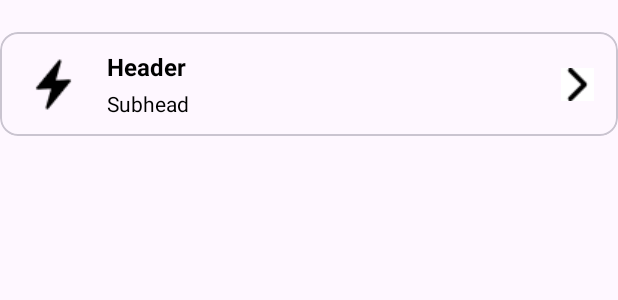
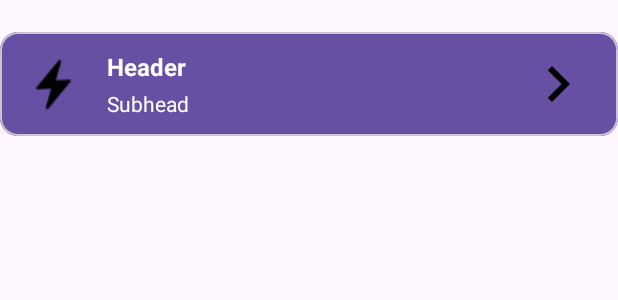
Before and after one commit to danilsocol/News-Feed, an Android app: the layout view_type.xml on its own in the app's theme, with its tools: preview values and no code run, on a phone screen of 412 x 824 dp. Shown: the top 300 px of the screen. Run offline under Robolectric (Android 15) with nearby library versions, the phone set to English and light mode, and no system bars; network calls fail.

```diff
--- a/app/build.gradle
+++ b/app/build.gradle
@@ -36,6 +36,8 @@ android {
 }
 
 dependencies {
+    implementation "androidx.lifecycle:lifecycle-extensions:2.2.0"
+    implementation "androidx.lifecycle:lifecycle-viewmodel-ktx:2.6.1"
     implementation 'com.squareup.picasso:picasso:2.71828'
     implementation 'androidx.core:core-ktx:1.8.0'
     implementation 'androidx.appcompat:appcompat:1.6.1'
--- /dev/null
+++ b/app/src/main/res/drawable/arrow.xml
@@ -0,0 +1,5 @@
+<vector android:autoMirrored="true" android:height="48dp"
+    android:tint="#000000" android:viewportHeight="24"
+    android:viewportWidth="24" android:width="48dp" xmlns:android="http://schemas.android.com/apk/res/android">
+    <path android:fillColor="@color/purple" android:pathData="M8.59,16.59L13.17,12 8.59,7.41 10,6l6,6 -6,6 -1.41,-1.41z"/>
+</vector>
--- a/app/src/main/res/layout/view_type.xml
+++ b/app/src/main/res/layout/view_type.xml
@@ -10,6 +10,7 @@
     <androidx.constraintlayout.widget.ConstraintLayout
         android:layout_width="match_parent"
         android:layout_height="match_parent"
+        android:background="#6750A4"
         android:paddingHorizontal="16dp">
 
         <ImageView
@@ -32,7 +33,7 @@
             android:textStyle="bold"
             android:textSize="16sp"
             android:text="Header"
-            android:textColor="@color/black"
+            android:textColor="@color/white"
             app:layout_constraintTop_toTopOf="parent"
             app:layout_constraintStart_toEndOf="@+id/avatar"
             app:layout_constraintBottom_toTopOf="@id/sub_header"/>
@@ -45,7 +46,7 @@
             android:layout_marginStart="16dp"
             android:textSize="14sp"
             android:text="Subhead"
-            android:textColor="@color/black"
+            android:textColor="@color/white"
             app:layout_constraintTop_toBottomOf="@+id/header"
             app:layout_constraintStart_toEndOf="@+id/avatar"
             app:layout_constraintBottom_toBottomOf="parent"/>
@@ -55,7 +56,6 @@
             android:layout_width="wrap_content"
             android:layout_height="wrap_content"
             android:src="@drawable/arrow"
-            android:background="@color/white"
             app:layout_constraintEnd_toEndOf="parent"
             app:layout_constraintTop_toTopOf="parent"
             app:layout_constraintBottom_toBottomOf="parent"/>
--- a/app/src/main/res/layout/view_type_image.xml
+++ b/app/src/main/res/layout/view_type_image.xml
@@ -25,7 +25,7 @@
             android:layout_width="0dp"
             android:layout_height="120dp"
             android:paddingHorizontal="24dp"
-            android:paddingVertical="23dp"
+            android:paddingVertical="19dp"
             app:layout_constraintStart_toStartOf="@+id/image"
             app:layout_constraintEnd_toEndOf="@+id/image"
             app:layout_constraintBottom_toBottomOf="@+id/image">
@@ -37,7 +37,7 @@
                 android:layout_height="wrap_content"
                 android:textSize="24dp"
                 android:textStyle="bold"
-                android:textColor="@color/black"
+                android:textColor="@color/white"
                 android:text="Header"
                 app:layout_constraintTop_toTopOf="parent"
                 app:layout_constraintStart_toStartOf="parent"/>
@@ -48,7 +48,7 @@
                 android:layout_height="wrap_content"
                 android:textSize="17dp"
                 android:textStyle="bold"
-                android:textColor="@color/black"
+                android:textColor="@color/white"
                 android:text="Sample text, sample text, sample text, sample text"
                 app:layout_constraintTop_toBottomOf="@+id/header"
                 app:layout_constraintStart_toStartOf="parent"/>
--- a/app/src/main/res/layout/view_type_image_circle.xml
+++ b/app/src/main/res/layout/view_type_image_circle.xml
@@ -5,11 +5,13 @@
     android:layout_width="match_parent"
     android:layout_height="wrap_content"
     android:layout_marginTop="21dp"
+
     xmlns:app="http://schemas.android.com/apk/res-auto">
 
     <androidx.constraintlayout.widget.ConstraintLayout
         android:layout_width="match_parent"
         android:layout_height="match_parent"
+        android:background="#6750A4"
         android:paddingVertical="30dp"
         android:paddingHorizontal="16dp">
 
@@ -31,7 +33,7 @@
                 android:textStyle="bold"
                 android:textSize="16sp"
                 android:text="Header"
-                android:textColor="@color/black"
+                android:textColor="@color/white"
                 app:layout_constraintTop_toTopOf="parent"
                 app:layout_constraintStart_toStartOf="parent"
                 app:layout_constraintBottom_toTopOf="@id/sub_header"/>
@@ -43,7 +45,7 @@
                 android:layout_marginBottom="12dp"
                 android:textSize="14sp"
                 android:text="Subhead"
-                android:textColor="@color/black"
+                android:textColor="@color/white"
                 app:layout_constraintTop_toBottomOf="@+id/header"
                 app:layout_constraintStart_toStartOf="parent"
                 app:layout_constraintBottom_toBottomOf="parent"/>
--- a/app/src/main/res/values/colors.xml
+++ b/app/src/main/res/values/colors.xml
@@ -2,4 +2,5 @@
 <resources>
     <color name="black">#FF000000</color>
     <color name="white">#FFFFFFFF</color>
+    <color name="purple">#FF6750A4</color>
 </resources>
```
Also changed, not shown: app/src/main/java/com/example/news_feed/networks/ApiNetworkSource.kt (+1 -16 lines), app/src/main/java/com/example/news_feed/repository/RetrofitBuilder.kt (added, +18 -0 lines), app/src/main/java/com/example/news_feed/viewModels/NewsFragmentViewModel.kt (+17 -3 lines), app/src/main/res/layout/view_type_image_hasbag.xml (+4 -4 lines), app/src/main/res/drawable/arrow.png (deleted).
